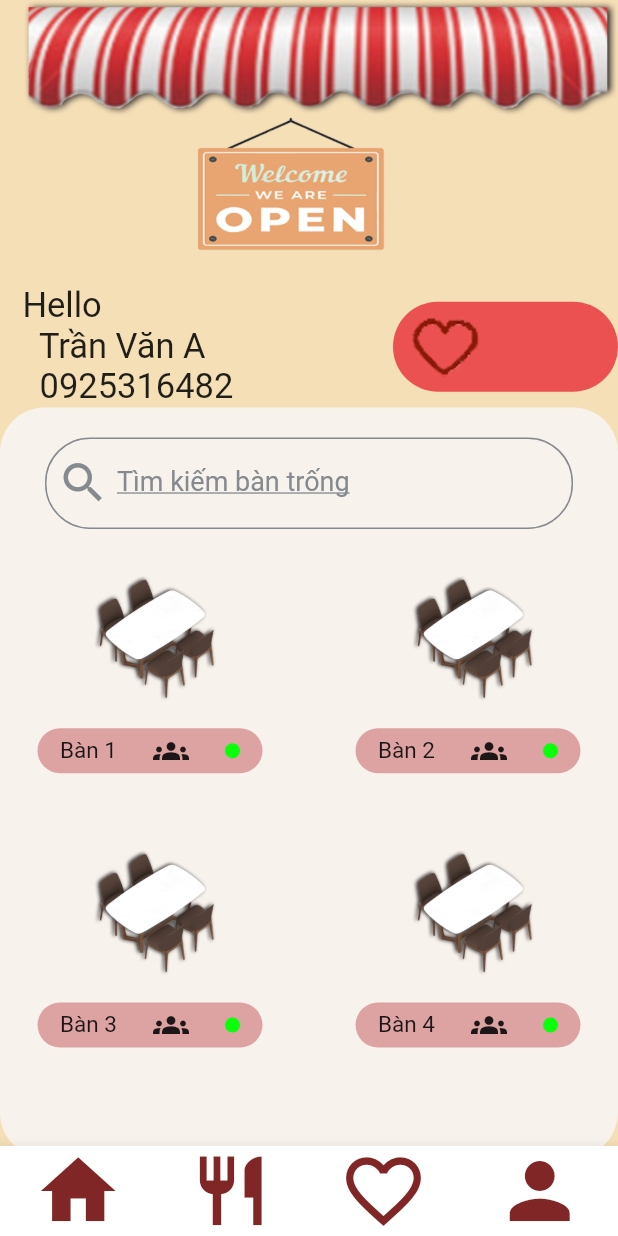
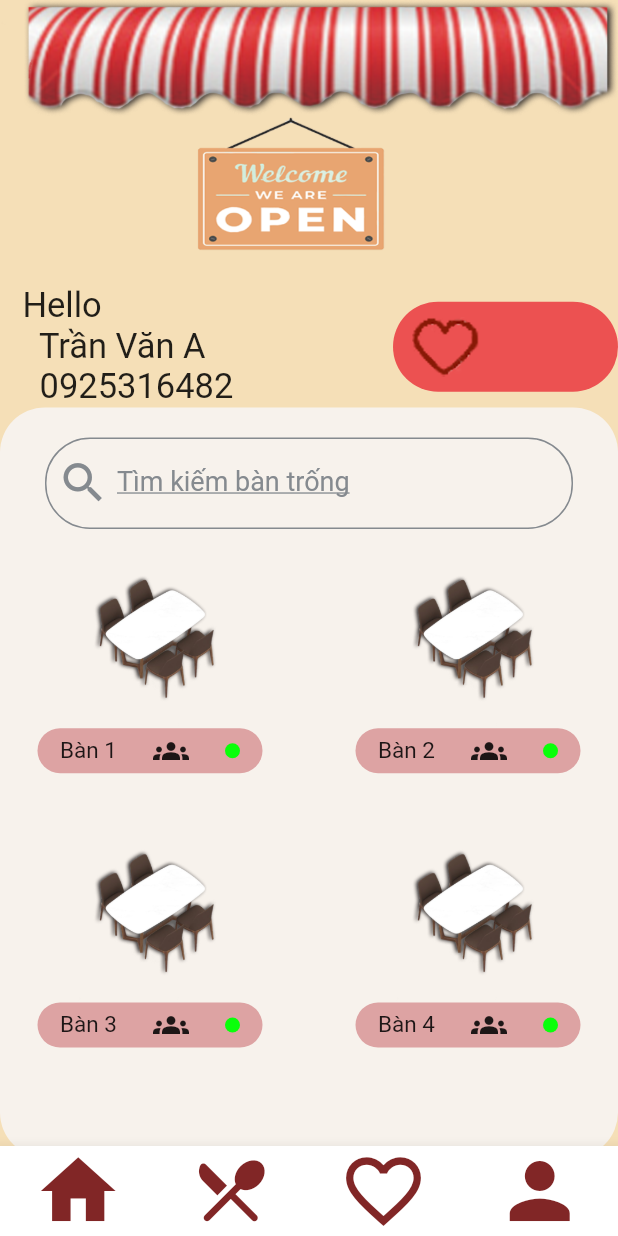
Before and after one commit to VienChien/RestaurantApp, a Flutter app: the screen it shows after launch, on a phone screen of 412 x 824 dp. Run offline on Flutter 3.47's test engine with Material 2 defaults, Android fonts, the phone set to English and light mode, and no system bars; our stand-ins replace firebase_auth, firebase_core, firebase_database; accounts and stored records are empty.

Commit message:
update 19/333

```diff
--- a/lib/src/resources/home_page.dart
+++ b/lib/src/resources/home_page.dart
@@ -494,7 +494,7 @@ class _HomePageState extends State<HomePage> {
                     padding: EdgeInsets.fromLTRB(0, 0, 0, 0),
                     iconSize: 55,
                     icon: const Icon(
-                      Icons.restaurant,
+                      Icons.restaurant_menu_rounded,
                       color: Color.fromARGB(255, 129, 38, 38),
                     ),
                     onPressed: () {},
```
